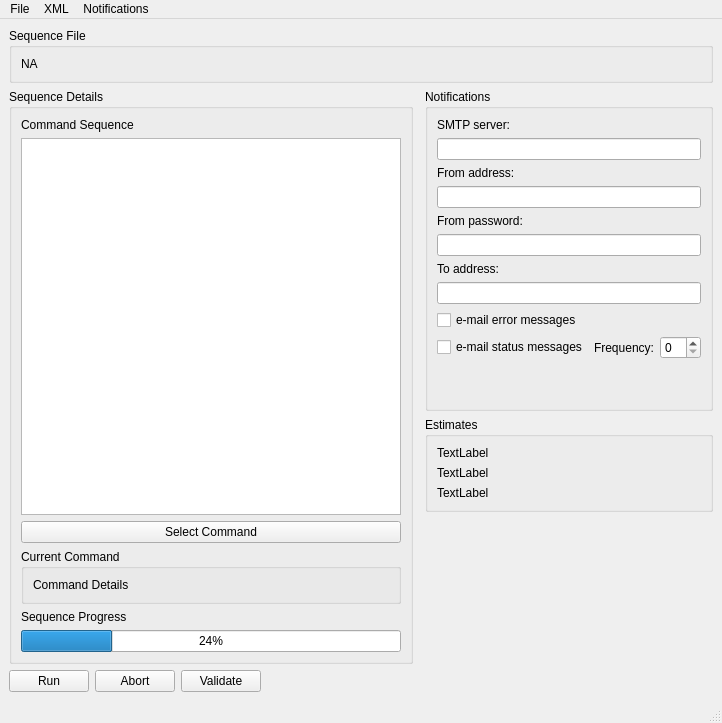
ZhuangLab/storm-control, file dave/qtdesigner/dave.ui: the form before one commit.
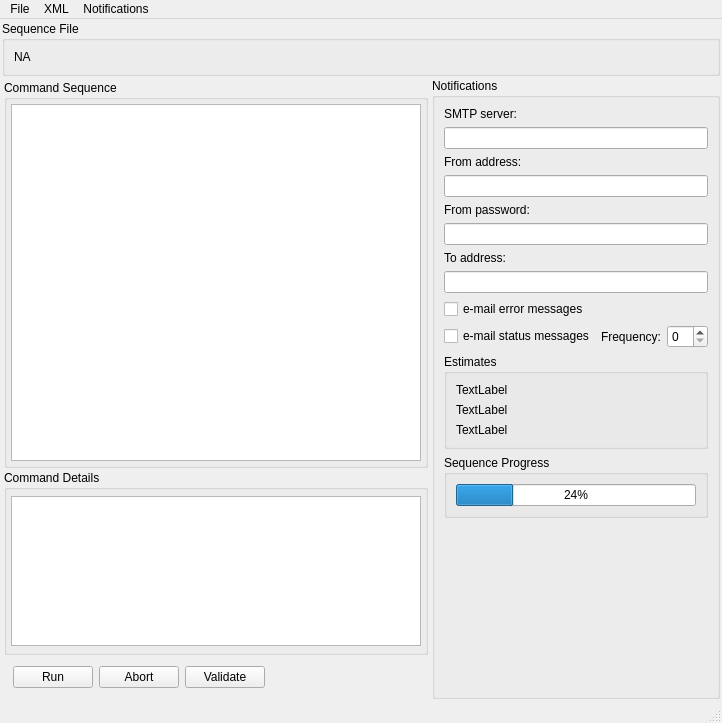
The form after the commit. Custom widgets are drawn as their Qt base class.

Commit message: Change UI layout. Add tableView to show the details of the current command.

Diff of the .ui file:
```diff
--- a/dave/qtdesigner/dave.ui
+++ b/dave/qtdesigner/dave.ui
@@ -29,79 +29,46 @@
    <string>Dave</string>
   </property>
   <widget class="QWidget" name="centralwidget">
-   <layout class="QGridLayout" name="mainGridLayout" rowstretch="0,0,0,0,0,0,0,0">
-    <item row="2" column="6">
-     <widget class="QGroupBox" name="estimatesGroupBox">
+   <layout class="QGridLayout" name="mainGridLayout" rowstretch="0,0,0,0,0,0,0,0,0">
+    <property name="margin">
+     <number>2</number>
+    </property>
+    <property name="spacing">
+     <number>2</number>
+    </property>
+    <item row="0" column="1" colspan="4">
+     <widget class="QGroupBox" name="sequenceGroupBox">
       <property name="title">
-       <string>Estimates</string>
+       <string>Sequence File</string>
       </property>
-      <layout class="QVBoxLayout" name="verticalLayout_2">
+      <layout class="QVBoxLayout" name="verticalLayout">
        <item>
-        <widget class="QLabel" name="spaceLabel">
+        <widget class="QLabel" name="sequenceLabel">
          <property name="text">
-          <string>TextLabel</string>
-         </property>
-        </widget>
-       </item>
-       <item>
-        <widget class="QLabel" name="timeLabel">
-         <property name="text">
-          <string>TextLabel</string>
-         </property>
-        </widget>
-       </item>
-       <item>
-        <widget class="QLabel" name="remainingLabel">
-         <property name="text">
-          <string>TextLabel</string>
+          <string>NA</string>
          </property>
         </widget>
        </item>
       </layout>
      </widget>
     </item>
-    <item row="7" column="1">
-     <widget class="QPushButton" name="runButton">
-      <property name="text">
-       <string>Run</string>
-      </property>
-     </widget>
-    </item>
-    <item row="4" column="6">
-     <spacer name="verticalSpacer2">
-      <property name="orientation">
-       <enum>Qt::Vertical</enum>
-      </property>
-      <property name="sizeHint" stdset="0">
-       <size>
-        <width>20</width>
-        <height>40</height>
-       </size>
-      </property>
-     </spacer>
-    </item>
-    <item row="7" column="2">
-     <widget class="QPushButton" name="abortButton">
-      <property name="text">
-       <string>Abort</string>
-      </property>
-     </widget>
-    </item>
-    <item row="7" column="4">
-     <spacer name="horizontalSpacer">
-      <property name="orientation">
-       <enum>Qt::Horizontal</enum>
-      </property>
-      <property name="sizeHint" stdset="0">
-       <size>
-        <width>40</width>
-        <height>20</height>
-       </size>
-      </property>
-     </spacer>
-    </item>
-    <item row="1" column="6">
+    <item row="1" column="4">
+     <widget class="QWidget" name="widget" native="true">
+      <layout class="QVBoxLayout" name="verticalLayout_5">
+       <property name="spacing">
+        <number>0</number>
+       </property>
+       <property name="margin">
+        <number>0</number>
+       </property>
+       <item>
      <widget class="QGroupBox" name="notificationGroupBox">
+         <property name="minimumSize">
+          <size>
+           <width>260</width>
+           <height>0</height>
+          </size>
+         </property>
       <property name="title">
        <string>Notifications</string>
       </property>
@@ -178,86 +145,62 @@
        <item row="7" column="0" colspan="3">
         <widget class="QLineEdit" name="toAddressLineEdit"/>
        </item>
-       <item row="10" column="0">
-        <spacer name="verticalSpacer">
-         <property name="orientation">
-          <enum>Qt::Vertical</enum>
-         </property>
-         <property name="sizeHint" stdset="0">
+          <item row="10" column="0" colspan="3">
+           <widget class="QGroupBox" name="estimatesGroupBox">
+            <property name="minimumSize">
           <size>
-           <width>20</width>
-           <height>40</height>
-          </size>
-         </property>
-        </spacer>
-       </item>
-      </layout>
-     </widget>
-    </item>
-    <item row="0" column="1" colspan="6">
-     <widget class="QGroupBox" name="sequenceGroupBox">
+              <width>84</width>
+              <height>0</height>
+             </size>
+            </property>
       <property name="title">
-       <string>Sequence File</string>
-      </property>
-      <layout class="QVBoxLayout" name="verticalLayout">
+             <string>Estimates</string>
+            </property>
+            <layout class="QVBoxLayout" name="verticalLayout_2">
        <item>
-        <widget class="QLabel" name="sequenceLabel">
+              <widget class="QLabel" name="spaceLabel">
          <property name="text">
-          <string>NA</string>
+                <string>TextLabel</string>
          </property>
         </widget>
        </item>
-      </layout>
-     </widget>
-    </item>
-    <item row="1" column="1" rowspan="4" colspan="4">
-     <widget class="QGroupBox" name="commandGroupBox">
-      <property name="title">
-       <string>Sequence Details</string>
-      </property>
-      <layout class="QVBoxLayout" name="verticalLayout_3">
        <item>
-        <widget class="QLabel" name="commandSequenceLabel">
+              <widget class="QLabel" name="timeLabel">
          <property name="text">
-          <string>Command Sequence</string>
+                <string>TextLabel</string>
          </property>
         </widget>
        </item>
        <item>
-        <widget class="DaveCommandTreeViewer" name="commandSequenceTreeView"/>
-       </item>
-       <item>
-        <widget class="QPushButton" name="selectCommandButton">
+              <widget class="QLabel" name="remainingLabel">
          <property name="text">
-          <string>Select Command</string>
+                <string>TextLabel</string>
          </property>
         </widget>
        </item>
-       <item>
-        <widget class="QGroupBox" name="currentCommandGroupBox">
-         <property name="title">
-          <string>Current Command</string>
-         </property>
-         <layout class="QVBoxLayout" name="verticalLayout_5">
-          <item>
-           <widget class="QLabel" name="currentCommand">
-            <property name="text">
-             <string>Command Details</string>
-            </property>
-           </widget>
-          </item>
          </layout>
         </widget>
        </item>
-       <item>
-        <widget class="QLabel" name="progressBarLabel">
-         <property name="text">
+          <item row="11" column="0" colspan="3">
+           <widget class="QGroupBox" name="GroupBox">
+            <property name="minimumSize">
+             <size>
+              <width>0</width>
+              <height>50</height>
+             </size>
+            </property>
+            <property name="title">
           <string>Sequence Progress</string>
          </property>
-        </widget>
-       </item>
+            <layout class="QVBoxLayout" name="verticalLayout_4">
        <item>
         <widget class="QProgressBar" name="progressBar">
+               <property name="sizePolicy">
+                <sizepolicy hsizetype="Preferred" vsizetype="Preferred">
+                 <horstretch>0</horstretch>
+                 <verstretch>0</verstretch>
+                </sizepolicy>
+               </property>
          <property name="value">
           <number>24</number>
          </property>
@@ -266,13 +209,147 @@
       </layout>
      </widget>
     </item>
-    <item row="7" column="3">
+          <item row="12" column="0">
+           <spacer name="verticalSpacer2">
+            <property name="orientation">
+             <enum>Qt::Vertical</enum>
+            </property>
+            <property name="sizeHint" stdset="0">
+             <size>
+              <width>20</width>
+              <height>40</height>
+             </size>
+            </property>
+           </spacer>
+          </item>
+         </layout>
+        </widget>
+       </item>
+      </layout>
+     </widget>
+    </item>
+    <item row="1" column="1" colspan="3">
+     <widget class="QWidget" name="widget_2" native="true">
+      <layout class="QVBoxLayout" name="verticalLayout_7">
+       <property name="spacing">
+        <number>2</number>
+       </property>
+       <property name="margin">
+        <number>2</number>
+       </property>
+       <item>
+        <widget class="QGroupBox" name="commandGroupBox">
+         <property name="sizePolicy">
+          <sizepolicy hsizetype="Expanding" vsizetype="MinimumExpanding">
+           <horstretch>0</horstretch>
+           <verstretch>0</verstretch>
+          </sizepolicy>
+         </property>
+         <property name="title">
+          <string>Command Sequence</string>
+         </property>
+         <layout class="QVBoxLayout" name="verticalLayout_3">
+          <property name="margin">
+           <number>4</number>
+          </property>
+          <item>
+           <widget class="DaveCommandTreeViewer" name="commandSequenceTreeView"/>
+          </item>
+         </layout>
+        </widget>
+       </item>
+       <item>
+        <widget class="QGroupBox" name="groupBox">
+         <property name="sizePolicy">
+          <sizepolicy hsizetype="Expanding" vsizetype="Expanding">
+           <horstretch>0</horstretch>
+           <verstretch>0</verstretch>
+          </sizepolicy>
+         </property>
+         <property name="maximumSize">
+          <size>
+           <width>16777215</width>
+           <height>185</height>
+          </size>
+         </property>
+         <property name="title">
+          <string>Command Details</string>
+         </property>
+         <layout class="QVBoxLayout" name="verticalLayout_6">
+          <property name="margin">
+           <number>4</number>
+          </property>
+          <item>
+           <widget class="QTableView" name="commandTableView">
+            <property name="maximumSize">
+             <size>
+              <width>16777215</width>
+              <height>150</height>
+             </size>
+            </property>
+            <property name="showGrid">
+             <bool>false</bool>
+            </property>
+            <attribute name="horizontalHeaderVisible">
+             <bool>false</bool>
+            </attribute>
+            <attribute name="horizontalHeaderDefaultSectionSize">
+             <number>100</number>
+            </attribute>
+            <attribute name="verticalHeaderVisible">
+             <bool>false</bool>
+            </attribute>
+            <attribute name="verticalHeaderDefaultSectionSize">
+             <number>17</number>
+            </attribute>
+           </widget>
+          </item>
+         </layout>
+        </widget>
+       </item>
+       <item>
+        <widget class="QWidget" name="widget_3" native="true">
+         <layout class="QHBoxLayout" name="horizontalLayout">
+          <item>
+           <widget class="QPushButton" name="runButton">
+            <property name="text">
+             <string>Run</string>
+            </property>
+           </widget>
+          </item>
+          <item>
+           <widget class="QPushButton" name="abortButton">
+            <property name="text">
+             <string>Abort</string>
+            </property>
+           </widget>
+          </item>
+          <item>
      <widget class="QPushButton" name="validateSequenceButton">
       <property name="text">
        <string>Validate</string>
       </property>
      </widget>
     </item>
+          <item>
+           <spacer name="horizontalSpacer">
+            <property name="orientation">
+             <enum>Qt::Horizontal</enum>
+            </property>
+            <property name="sizeHint" stdset="0">
+             <size>
+              <width>40</width>
+              <height>20</height>
+             </size>
+            </property>
+           </spacer>
+          </item>
+         </layout>
+        </widget>
+       </item>
+      </layout>
+     </widget>
+    </item>
    </layout>
   </widget>
   <widget class="QMenuBar" name="menubar">
```
Left out of the diff: 2 changed lines with no effect on the pictures. Lines whose indentation alone changed are shown as unchanged. The commit also changes 4 other files.
